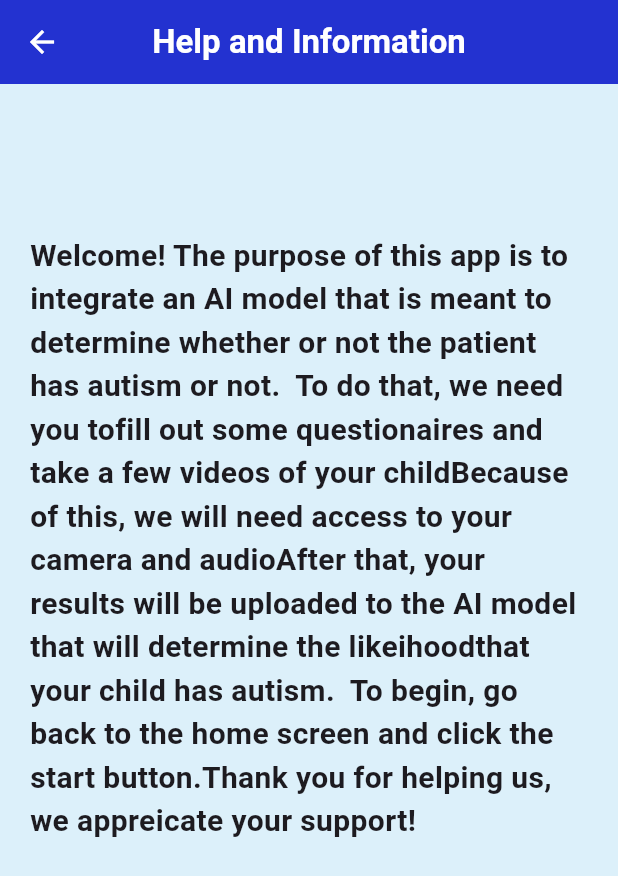
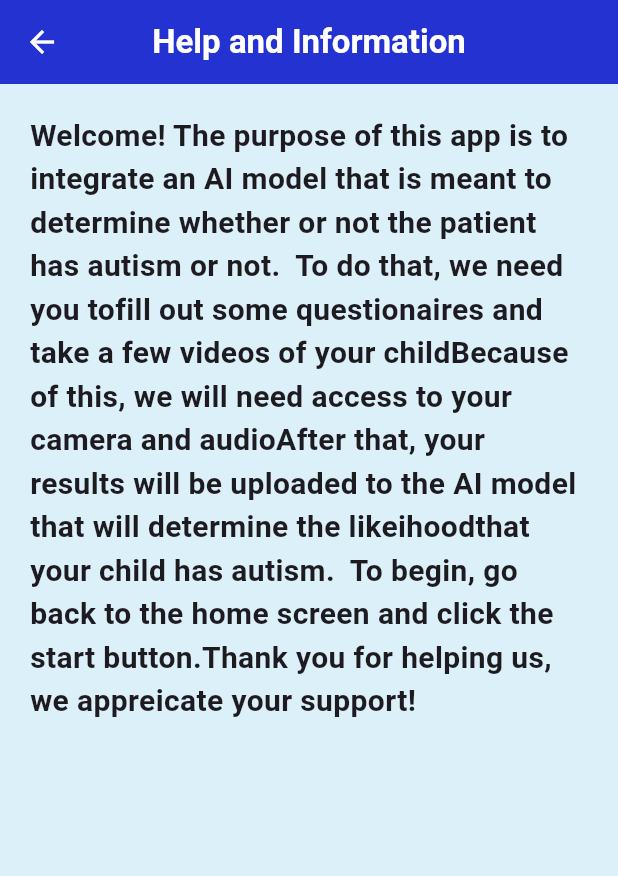
Before and after one commit to kevin200555/autism_ai_test, a Flutter app: the HelpScreen screen opened directly, on a phone screen of 412 x 824 dp. Shown: the top 876 px of the screen. Run offline on Flutter 3.47's test engine with Material 3 defaults, Android fonts, the phone set to English and light mode, and no system bars; drawn by our look-alikes of auto_size_text; our stand-ins replace camera, video_player.

Commit message:
modified help_screen to

```diff
--- a/lib/screens/help_screen.dart
+++ b/lib/screens/help_screen.dart
@@ -1,5 +1,7 @@
+import 'package:auto_size_text/auto_size_text.dart';
 import 'package:flutter/material.dart';
 import 'package:autism_ai_test/themes/colors.dart';
+
 //Just diaplays some information of the purpose of this app and how to use it to the user
 class HelpScreen extends StatelessWidget {
   const HelpScreen({super.key});
@@ -10,20 +12,22 @@ class HelpScreen extends StatelessWidget {
       appBar: AppBar(
         title: Text(
           'Help and Information',
-          style: TextStyle(fontWeight: FontWeight.bold, color: ColorTheme.textColor),
+          style: TextStyle(
+            fontWeight: FontWeight.bold,
+            color: ColorTheme.textColor,
+          ),
         ),
         centerTitle: true,
         iconTheme: IconThemeData(color: ColorTheme.textColor),
         backgroundColor: ColorTheme.accent,
       ),
-      body: Column(
+      body: SingleChildScrollView(
+        child: Column(
+          mainAxisAlignment: MainAxisAlignment.start,
           children: [
-          SizedBox(
-            height: 100
-          ),
             Padding(
-            padding: EdgeInsets.fromLTRB(20, 0, 20, 0),
-            child: Text(
+              padding: EdgeInsets.fromLTRB(20, 20, 20, 20),
+              child: AutoSizeText(
                 textAlign: TextAlign.left,
                 //edit this string to change the instructions (I'm guessing this is bound to change)
                 'Welcome! The purpose of this app is to integrate an AI model that is meant to '
@@ -33,13 +37,16 @@ class HelpScreen extends StatelessWidget {
                 'After that, your results will be uploaded to the AI model that will determine the likeihood'
                 'that your child has autism.  To begin, go back to the home screen and click the start button.'
                 'Thank you for helping us, we appreicate your support!',
-              style: const TextStyle(fontSize: 20, fontWeight: FontWeight.bold),
+                style: const TextStyle(
+                  fontSize: 20,
+                  fontWeight: FontWeight.bold,
+                ),
+                minFontSize: 10,
               ),
             ),
-
-         ]
-      )
-
+          ],
+        ),
+      ),
     );
   }
 }
```
Lines whose indentation alone changed are shown as unchanged.
